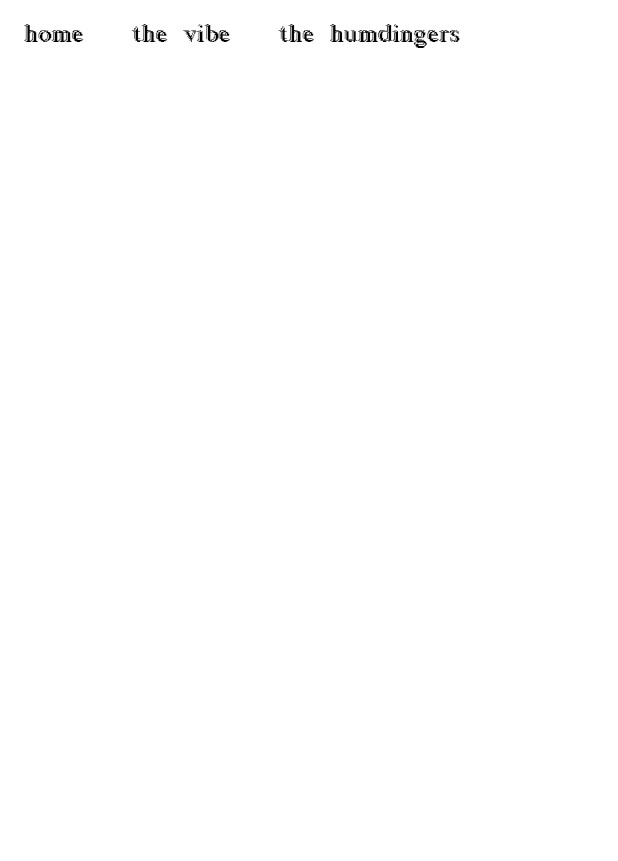
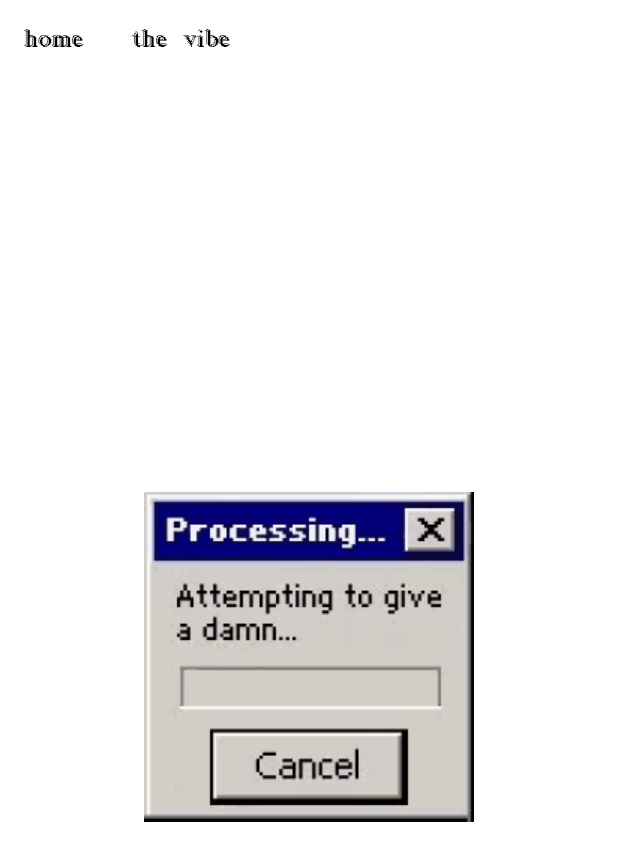
Before and after one commit to pelusodan/spider-water-website, a Flutter app: the screen it shows after launch, tab 2 chosen, on a phone screen of 412 x 824 dp. Shown: the top 861 px of the screen. Run offline on Flutter 3.47's test engine with Material 2 defaults, Android fonts, the phone set to English and light mode, and no system bars; our stand-ins replace animated_text_kit; missing offline and left inert: dart:js, flutter_insta.

Commit message:
loading and mobile version of site

```diff
--- a/lib/insta_content.dart
+++ b/lib/insta_content.dart
@@ -1,4 +1,4 @@
-import 'package:flutter/cupertino.dart';
+import 'package:flutter/material.dart';
 import 'package:flutter_insta/flutter_insta.dart';
 
 class InstaContent extends StatefulWidget {
@@ -8,6 +8,7 @@ class InstaContent extends StatefulWidget {
 
 class _InstaContentState extends State<InstaContent> {
   List<String>? instaUrls;
+  var isLoading = false;
 
   @override
   void initState() {
@@ -17,26 +18,49 @@ class _InstaContentState extends State<InstaContent> {
 
   @override
   Widget build(BuildContext context) {
+    double screenWidth = MediaQuery.of(context).size.width;
+    double screenHeight = MediaQuery.of(context).size.height;
+    var gridSize = screenWidth < 401 ? 1 : 3;
     var nonNullInstaUrls = instaUrls ?? List.empty();
-
-    return GridView.count(
-      crossAxisCount: 3,
-      children: [
-        for (var post in nonNullInstaUrls)
-          Image.network(
-            post,
-            height: 30,
-            width: 30,
-          )
-      ],
-    );
+    return isLoading
+        ? loadingView()
+        : GridView.count(
+            crossAxisCount: gridSize,
+            children: [
+              for (var post in nonNullInstaUrls)
+                Container(
+                    decoration: BoxDecoration(
+                  color: Colors.white,
+                  image: DecorationImage(
+                      image: NetworkImage(
+                        post,
+                      ),
+                      fit: BoxFit.fitHeight),
+                  border: Border.all(
+                    width: 8,
+                  ),
+                ))
+            ],
+          );
   }
 
   void getInstaPosts() async {
+    setState(() {
+      isLoading = true;
+    });
     FlutterInsta flutterInsta = FlutterInsta();
     await flutterInsta.getProfileData("spiderwaterband");
     setState(() {
       instaUrls = flutterInsta.feedImagesUrl;
+      isLoading = false;
     });
   }
+
+  Widget loadingView() {
+    return Center(
+      child: Image.asset(
+        'assets/img/damn-attempt.gif',
+      ),
+    );
+  }
 }
--- a/lib/main.dart
+++ b/lib/main.dart
@@ -82,7 +82,7 @@ class _MyHomePageState extends State<MyHomePage> {
                 toolbarHeight: 0,
                 backgroundColor: Colors.white,
                 bottom: PreferredSize(
-                  preferredSize: Size.fromHeight(screenHeight / 18),
+                  preferredSize: Size.fromHeight(screenHeight / 16),
                   child: const Align(
                     alignment: Alignment.centerLeft,
                     child: TabBar(
@@ -94,9 +94,6 @@ class _MyHomePageState extends State<MyHomePage> {
                           ),
                           Tab(
                             text: "the vibe",
-                          ),
-                          Tab(
-                            text: "the humdingers",
                           )
                         ]),
                   ),
@@ -104,14 +101,9 @@ class _MyHomePageState extends State<MyHomePage> {
             body: TabBarView(children: <Widget>[
               HomePageContent(),
               InstaContent(),
-              SecondPage(),
             ]),
           )),
     );
-  }
-
-  Widget SecondPage() {
-    return Text("todo");
   }
 }
 
--- a/pubspec.yaml
+++ b/pubspec.yaml
@@ -29,6 +29,7 @@ flutter:
   uses-material-design: true
   assets:
     - assets/img/face-pic.png
+    - assets/img/damn-attempt.gif
     - assets/audio/raining-beat.wav
   fonts:
     - family: Blockstepped
```
Also changed, not shown: lib/home_page_content.dart (+46 -1 lines), lib/shows_view.dart (+4 -3 lines), assets/img/damn-attempt.gif (added).
